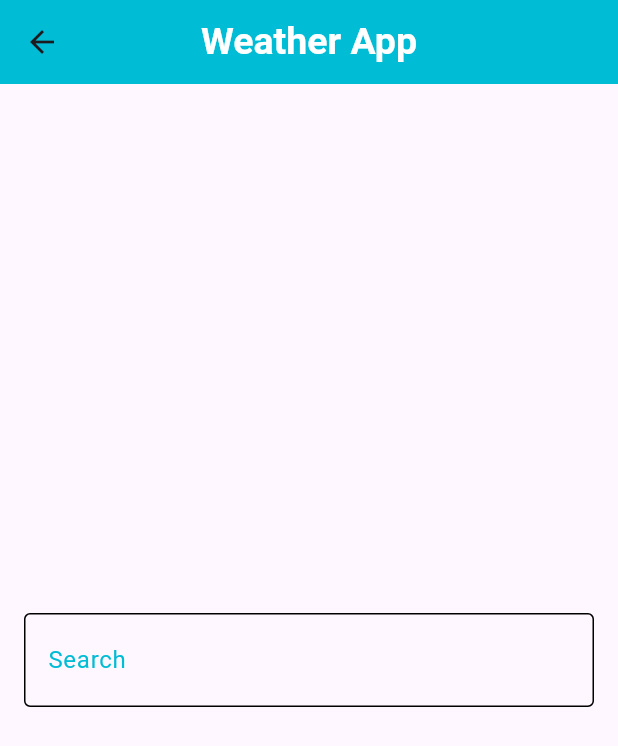
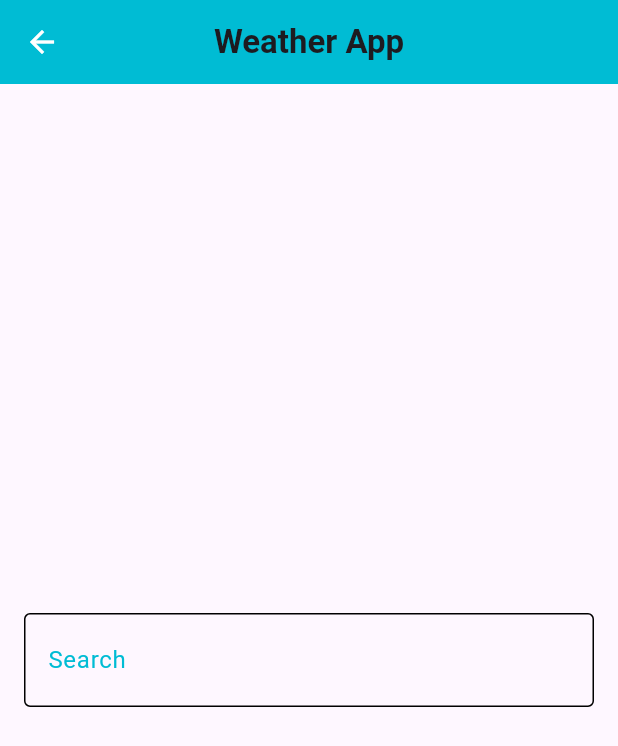
Before and after one commit to KawtherWaliddd/weather_app, a Flutter app: the screen it shows after launch, after a tap on the "search" icon, on a phone screen of 412 x 824 dp. Shown: the top 746 px of the screen. Run offline on Flutter 3.47's test engine with Material 3 defaults, Android fonts, the phone set to English and light mode, and no system bars; our stand-ins replace dio, flutter_bloc.

Commit message:
theme update

```diff
--- /dev/null
+++ b/lib/cubit/theme/change_theme.dart
@@ -0,0 +1,10 @@
+import 'package:flutter/material.dart';
+import 'package:flutter_bloc/flutter_bloc.dart';
+
+class ThemeCubit extends Cubit<ThemeMode> {
+  ThemeCubit() : super(ThemeMode.light);
+
+  void toggleTheme() {
+    emit(state == ThemeMode.light ? ThemeMode.dark : ThemeMode.light);
+  }
+}
--- a/lib/cubit/get_current_weather_cubit.dart
+++ b/lib/cubit/weather/get_current_weather_cubit.dart
@@ -1,6 +1,6 @@
 import 'package:flutter_bloc/flutter_bloc.dart';
 import 'package:weather_app/data/services/weather_services.dart';
-import 'package:weather_app/cubit/get_weather_state.dart';
+import 'package:weather_app/cubit/weather/get_weather_state.dart';
 
 class GetCurrentWeatherCubit extends Cubit<WeatherState> {
   final WeatherServices weatherServices;
--- a/lib/main.dart
+++ b/lib/main.dart
@@ -1,14 +1,20 @@
 import 'package:dio/dio.dart';
-import 'package:flutter/widgets.dart';
+import 'package:flutter/material.dart';
 import 'package:flutter_bloc/flutter_bloc.dart';
-import 'package:weather_app/cubit/get_current_weather_cubit.dart';
+import 'package:weather_app/cubit/theme/change_theme.dart';
+import 'package:weather_app/cubit/weather/get_current_weather_cubit.dart';
 import 'package:weather_app/data/services/weather_services.dart';
 import 'package:weather_app/weather_app.dart';
 
 void main() {
   runApp(
-    BlocProvider(
-      create: (_) => GetCurrentWeatherCubit(WeatherServices(Dio())),
+    MultiBlocProvider(
+      providers: [
+        BlocProvider(
+          create: (_) => GetCurrentWeatherCubit(WeatherServices(Dio())),
+        ),
+        BlocProvider(create: (_) => ThemeCubit()),
+      ],
       child: const WeatherApp(),
     ),
   );
--- a/lib/presentations/screens/home_screen.dart
+++ b/lib/presentations/screens/home_screen.dart
@@ -1,7 +1,8 @@
 import 'package:flutter/material.dart';
 import 'package:flutter_bloc/flutter_bloc.dart';
-import 'package:weather_app/cubit/get_current_weather_cubit.dart';
-import 'package:weather_app/cubit/get_weather_state.dart';
+import 'package:weather_app/cubit/theme/change_theme.dart';
+import 'package:weather_app/cubit/weather/get_current_weather_cubit.dart';
+import 'package:weather_app/cubit/weather/get_weather_state.dart';
 import 'package:weather_app/presentations/widgets/search_builder.dart';
 import 'package:weather_app/resources/app_text_style.dart';
 import 'package:weather_app/resources/colors_manager.dart';
@@ -17,7 +18,6 @@ class HomeScreen extends StatelessWidget {
       appBar: AppBar(
         backgroundColor: ColorsManager.cyanColor,
         title: Text('Welcome Weather App', style: AppTextStyle.textStyleBold),
-        centerTitle: true,
         actions: [
           IconButton(
             icon: const Icon(Icons.search),
@@ -26,6 +26,12 @@ class HomeScreen extends StatelessWidget {
                 context,
                 MaterialPageRoute(builder: (_) => SearchBuilder()),
               );
+            },
+          ),
+          IconButton(
+            icon: const Icon(Icons.dark_mode),
+            onPressed: () {
+              context.read<ThemeCubit>().toggleTheme();
             },
           ),
         ],
@@ -39,7 +45,12 @@ class HomeScreen extends StatelessWidget {
           } else if (state is WeatherLoadedState) {
             return WeatherScreen(todayWeatherModel: state.todayWeatherModel);
           } else {
-            return const Center(child: Text('There was an error 😢'));
+            return Center(
+              child: Text(
+                'There was an error 😢',
+                style: AppTextStyle.textStyleRegular,
+              ),
+            );
           }
         },
       ),
--- a/lib/presentations/widgets/no_weather_ingo.dart
+++ b/lib/presentations/widgets/no_weather_ingo.dart
@@ -10,8 +10,9 @@ class NoWeatherInfo extends StatelessWidget {
       padding: const EdgeInsets.symmetric(horizontal: 16),
       child: Center(
         child: Text(
-          'Welcome! Enter a city name to get real-time weather updates and a 4-day forecast 😊',
+          'Welcome! \n Enter a city name to get real-time weather updates and a 4-day forecast 😊',
           style: AppTextStyle.textStyleRegular,
+          textAlign: TextAlign.center,
         ),
       ),
     );
--- a/lib/presentations/widgets/search_body.dart
+++ b/lib/presentations/widgets/search_body.dart
@@ -1,6 +1,6 @@
 import 'package:flutter/material.dart';
 import 'package:flutter_bloc/flutter_bloc.dart';
-import 'package:weather_app/cubit/get_current_weather_cubit.dart';
+import 'package:weather_app/cubit/weather/get_current_weather_cubit.dart';
 import 'package:weather_app/resources/app_text_style.dart';
 import 'package:weather_app/resources/colors_manager.dart';
 
--- a/lib/resources/app_text_style.dart
+++ b/lib/resources/app_text_style.dart
@@ -1,17 +1,15 @@
 import 'package:flutter/material.dart';
-import 'package:weather_app/resources/colors_manager.dart';
 
 class AppTextStyle {
   AppTextStyle._();
   static TextStyle textStyleBold = TextStyle(
-    fontSize: 25,
-    fontWeight: FontWeight.bold,
-    color: ColorsManager.whiteColor,
+    fontSize: 22,
+    fontWeight: FontWeight.w700,
   );
 
   static TextStyle textStyleRegular = TextStyle(
     fontSize: 18,
+
     fontWeight: FontWeight.w500,
-    color: ColorsManager.blackColor,
   );
 }
--- a/lib/weather_app.dart
+++ b/lib/weather_app.dart
@@ -1,8 +1,6 @@
-import 'package:dio/dio.dart';
 import 'package:flutter/material.dart';
 import 'package:flutter_bloc/flutter_bloc.dart';
-import 'package:weather_app/cubit/get_current_weather_cubit.dart';
-import 'package:weather_app/data/services/weather_services.dart';
+import 'package:weather_app/cubit/theme/change_theme.dart';
 import 'package:weather_app/presentations/screens/home_screen.dart';
 
 class WeatherApp extends StatelessWidget {
@@ -10,13 +8,26 @@ class WeatherApp extends StatelessWidget {
 
   @override
   Widget build(BuildContext context) {
-    return BlocProvider(
-      create: (context) => GetCurrentWeatherCubit(WeatherServices(Dio())),
-      child: MaterialApp(
-        debugShowCheckedModeBanner: false,
-        theme: ThemeData(primaryColor: Colors.amber),
-        home: const HomeScreen(),
-      ),
+    return BlocBuilder<ThemeCubit, ThemeMode>(
+      builder: (context, themeMode) {
+        return MaterialApp(
+          debugShowCheckedModeBanner: false,
+          theme: ThemeData(
+            brightness: Brightness.light,
+            appBarTheme: AppBarTheme(
+              iconTheme: IconThemeData(color: Colors.white),
+            ),
+          ),
+          darkTheme: ThemeData(
+            brightness: Brightness.dark,
+            appBarTheme: AppBarTheme(
+              iconTheme: IconThemeData(color: Colors.black),
+            ),
+          ),
+          themeMode: themeMode,
+          home: const HomeScreen(),
+        );
+      },
     );
   }
 }
```
Also changed, not shown: lib/cubit/weather/get_weather_state.dart (renamed from lib/cubit/get_weather_state.dart).
